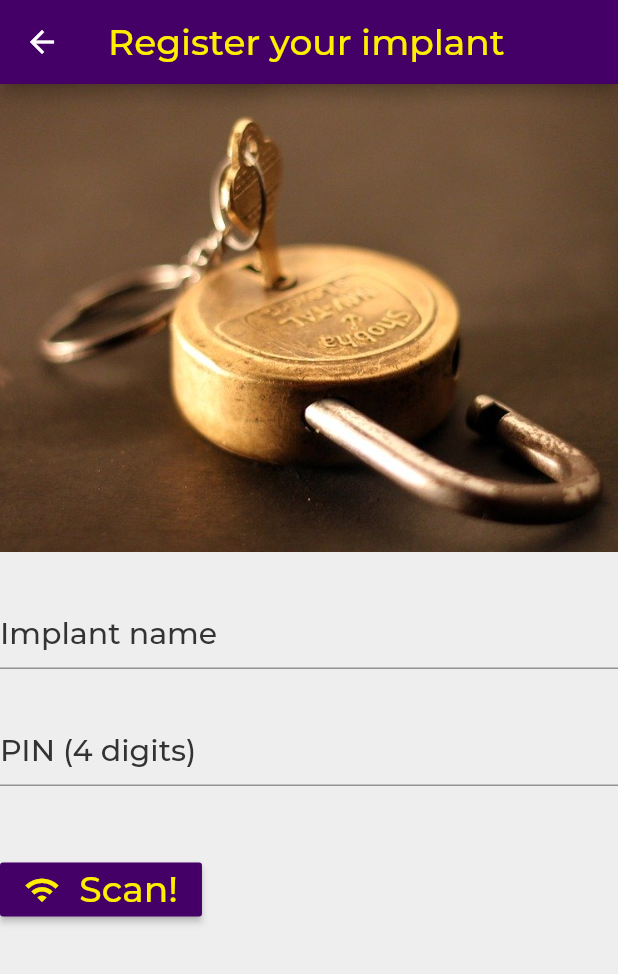
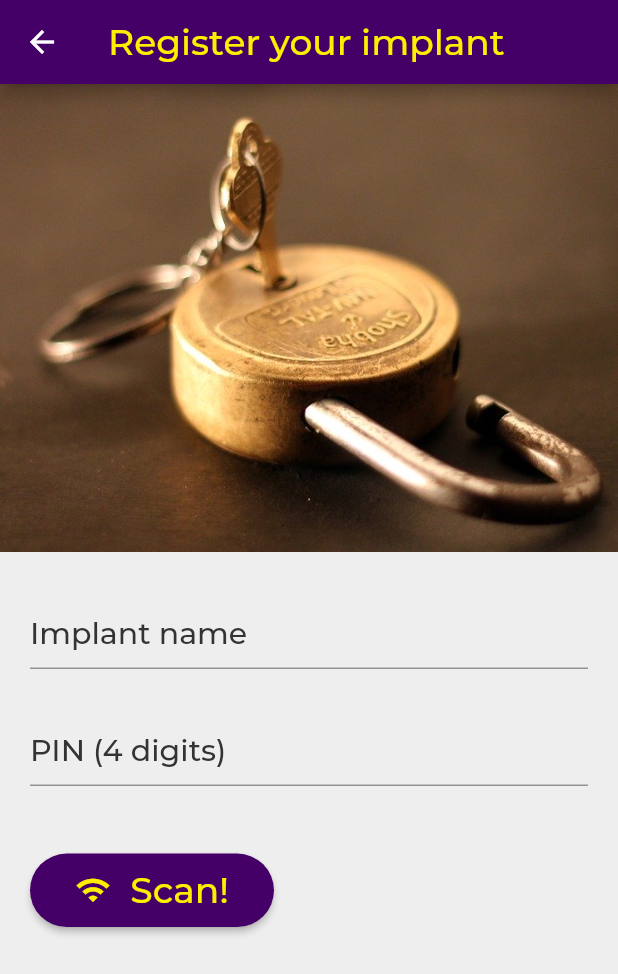
Before and after one commit to wesleyit/flutter_wauth, a Flutter app: the screen it shows after launch, on a phone screen of 412 x 824 dp. Shown: the top 974 px of the screen. Run offline on Flutter 3.47's test engine with Material 2 defaults, Android fonts, the phone set to English and light mode, and no system bars.

Commit message:
Improve the Screen UX
The page had problems with margins, and the button was too small. These
fixes will improve the overall usability.

```diff
--- a/lib/screens/register_implant.dart
+++ b/lib/screens/register_implant.dart
@@ -13,21 +13,35 @@ class RegisterImplantScreen extends StatelessWidget {
               style: t.textTheme.bodyText1,
               child: Container(
                   child: Column(
+                children: <Widget>[
+                  Image.asset('assets/images/padlock.png'),
+                  Padding(
+                    padding:
+                        EdgeInsets.symmetric(horizontal: 20.0, vertical: 0.0),
+                    child: Column(
                       crossAxisAlignment: CrossAxisAlignment.start,
                       children: <Widget>[
-                  Image.asset('assets/images/padlock.png'),
                         SizedBox(height: 30.0),
                         TextField(
                             style: t.textTheme.bodyText1,
-                      decoration: InputDecoration(hintText: 'Implant name')),
+                            decoration:
+                                InputDecoration(hintText: 'Implant name')),
                         SizedBox(height: 30.0),
                         TextField(
+                            keyboardType: TextInputType.number,
                             style: t.textTheme.bodyText1,
-                      decoration: InputDecoration(hintText: 'PIN (4 digits)'),
+                            decoration:
+                                InputDecoration(hintText: 'PIN (4 digits)'),
                             obscureText: true),
                         SizedBox(height: 45.0),
                         RaisedButton(
                           onPressed: () {},
+                          padding: EdgeInsets.symmetric(
+                              horizontal: 30.0, vertical: 10.0),
+                          splashColor: myYellow,
+                          shape: RoundedRectangleBorder(
+                            borderRadius: BorderRadius.circular(50.0),
+                          ),
                           child: Row(
                             mainAxisSize: MainAxisSize.min,
                             children: [
@@ -41,7 +55,11 @@ class RegisterImplantScreen extends StatelessWidget {
                         ),
                         Padding(
                             padding: EdgeInsets.only(
-                          bottom: MediaQuery.of(context).viewInsets.bottom))
+                                bottom:
+                                    MediaQuery.of(context).viewInsets.bottom))
+                      ],
+                    ),
+                  ),
                 ],
               ))),
         ));
```
Lines whose indentation alone changed are shown as unchanged.
